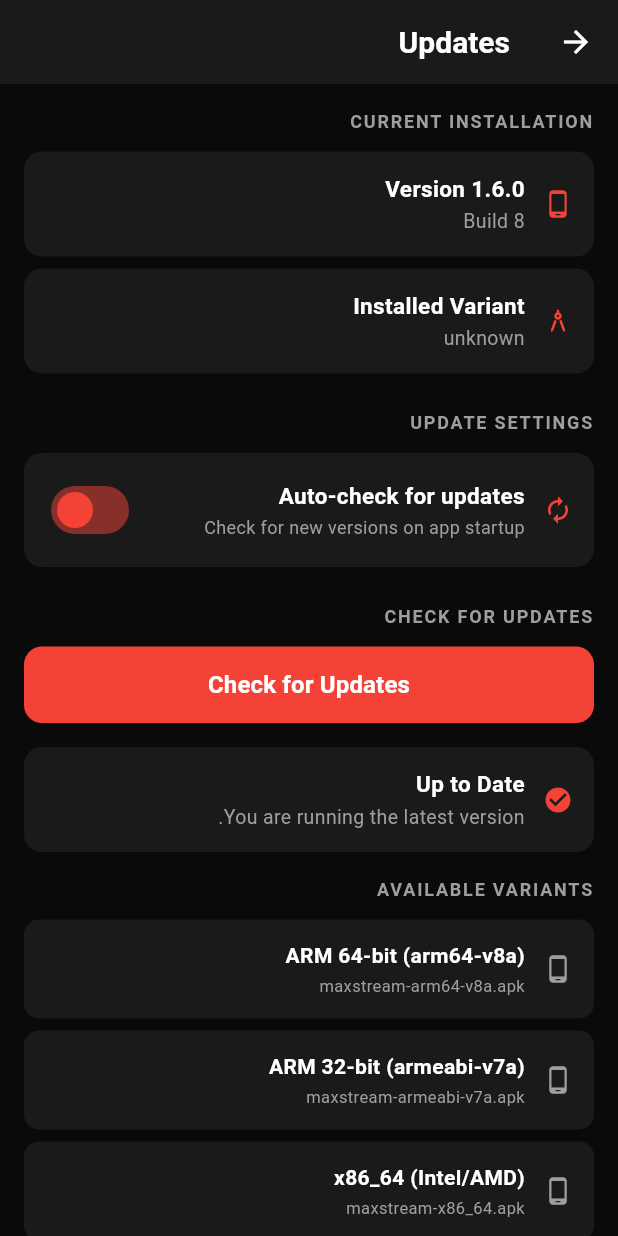
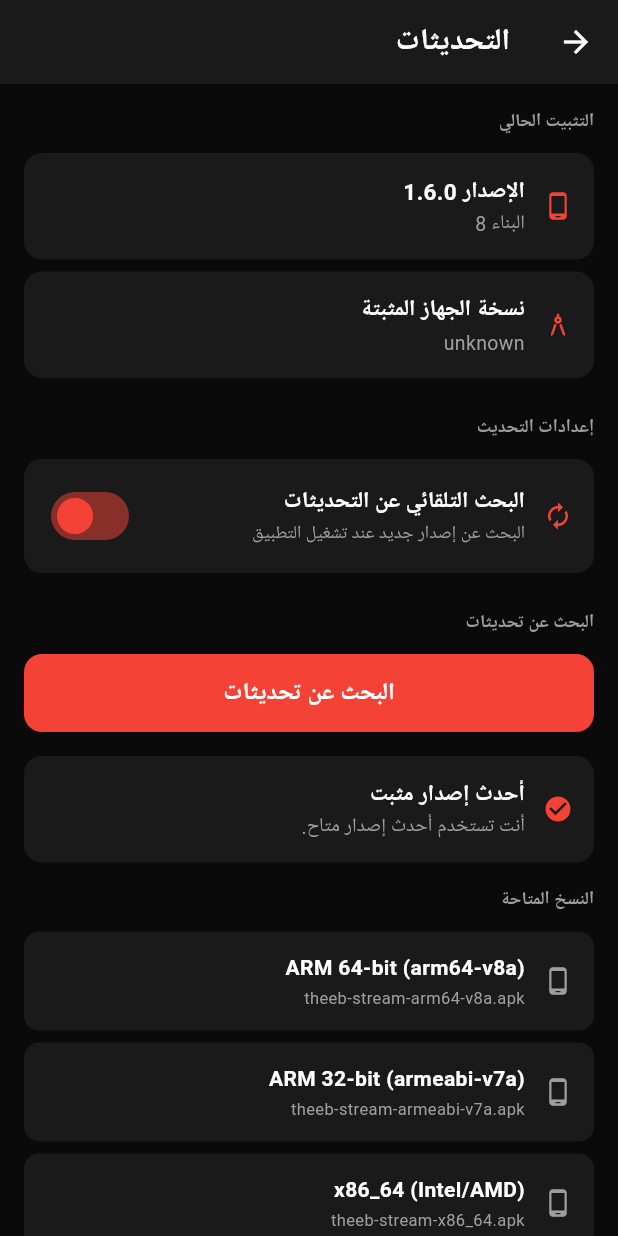
Before and after one commit to theeb1230-dot/theeb_stream, a Flutter app: the UpdatesScreen screen opened directly, on a phone screen of 412 x 824 dp. Run offline on Flutter 3.47's test engine with Material 3 defaults, Android fonts, the phone set to English and light mode, and no system bars; our stand-ins replace cached_network_image, dio, firebase_auth, firebase_core, firebase_crashlytics, firebase_database and 13 more; missing offline and left inert: dart:ui_web, fvp; accounts and stored records are empty; network calls fail.

Commit message:
fix: use Theeb Stream release assets and Arabic update UI

```diff
--- a/lib/screens/updates_screen.dart
+++ b/lib/screens/updates_screen.dart
@@ -23,9 +23,9 @@
 
   // APK variant names matching GitHub release assets
   static const Map<String, String> variantNames = {
-    'arm64-v8a': 'maxstream-arm64-v8a.apk',
-    'armeabi-v7a': 'maxstream-armeabi-v7a.apk',
-    'x86_64': 'maxstream-x86_64.apk',
+    'arm64-v8a': 'theeb-stream-arm64-v8a.apk',
+    'armeabi-v7a': 'theeb-stream-armeabi-v7a.apk',
+    'x86_64': 'theeb-stream-x86_64.apk',
   };
 
   static const Map<String, String> variantLabels = {
@@ -116,7 +116,7 @@
       appBar: AppBar(
         backgroundColor: const Color(0xFF1A1A1A),
         title: const Text(
-          'Updates',
+          'التحديثات',
           style: TextStyle(color: Colors.white, fontWeight: FontWeight.bold),
         ),
       ),
@@ -126,35 +126,35 @@
           crossAxisAlignment: CrossAxisAlignment.start,
           children: [
             // Current version card
-            _buildSectionTitle('Current Installation'),
+            _buildSectionTitle('التثبيت الحالي'),
             const SizedBox(height: 12),
             _buildInfoCard(
               icon: Icons.phone_android,
-              title: 'Version $_currentVersion',
-              subtitle: 'Build $_currentBuild',
+              title: 'الإصدار $_currentVersion',
+              subtitle: 'البناء $_currentBuild',
             ),
             const SizedBox(height: 8),
             _buildInfoCard(
               icon: Icons.architecture,
-              title: 'Installed Variant',
+              title: 'نسخة الجهاز المثبتة',
               subtitle: variantLabels[_installedVariant] ?? _installedVariant,
             ),
             const SizedBox(height: 24),
 
             // Auto-check toggle
-            _buildSectionTitle('Update Settings'),
+            _buildSectionTitle('إعدادات التحديث'),
             const SizedBox(height: 12),
             _buildToggleCard(
               icon: Icons.autorenew,
-              title: 'Auto-check for updates',
-              subtitle: 'Check for new versions on app startup',
+              title: 'البحث التلقائي عن التحديثات',
+              subtitle: 'البحث عن إصدار جديد عند تشغيل التطبيق',
               value: _autoCheckEnabled,
               onChanged: _toggleAutoCheck,
             ),
             const SizedBox(height: 24),
 
             // Check for updates
-            _buildSectionTitle('Check for Updates'),
+            _buildSectionTitle('البحث عن تحديثات'),
             const SizedBox(height: 12),
             SizedBox(
               width: double.infinity,
@@ -178,7 +178,7 @@
                         ),
                       )
                     : const Text(
-                        'Check for Updates',
+                        'البحث عن تحديثات',
                         style: TextStyle(fontSize: 16, fontWeight: FontWeight.w600),
                       ),
               ),
@@ -192,14 +192,14 @@
             ] else if (!_checking && _availableUpdate == null) ...[
               _buildInfoCard(
                 icon: Icons.check_circle,
-                title: 'Up to Date',
-                subtitle: 'You are running the latest version.',
+                title: 'أحدث إصدار مثبت',
+                subtitle: 'أنت تستخدم أحدث إصدار متاح.',
               ),
               const SizedBox(height: 16),
             ],
 
             // All available variants
-            _buildSectionTitle('Available Variants'),
+            _buildSectionTitle('النسخ المتاحة'),
             const SizedBox(height: 12),
             ...variantNames.entries.map((entry) {
               final isInstalled = _installedVariant.contains(entry.key);
@@ -220,11 +220,11 @@
   }
 
   String _getVariantDownloadUrl(String baseDownloadUrl, String variantFilename) {
-    // GitHub release URL pattern:
-    // https://github.com/chila254/maxstream/releases/download/v1.6.0/maxstream-arm64-v8a.apk
-    // The base URL points to the release tag; we construct the variant URL from the tag
-    final tag = baseDownloadUrl.split('/releases/download/').last.split('/').first;
-    return 'https://github.com/chila254/maxstream/releases/download/$tag/$variantFilename';
+    final uri = Uri.tryParse(baseDownloadUrl);
+    if (uri == null || uri.pathSegments.length < 2) return baseDownloadUrl;
+    final segments = [...uri.pathSegments];
+    segments[segments.length - 1] = variantFilename;
+    return uri.replace(pathSegments: segments).toString();
   }
 
   Widget _buildSectionTitle(String title) {
@@ -345,7 +345,7 @@
               const Icon(Icons.system_update, color: Colors.red, size: 22),
               const SizedBox(width: 10),
               Text(
-                'Update Available: v${update.version}',
+                'يتوفر تحديث: v${update.version}',
                 style: const TextStyle(
                   color: Colors.white,
                   fontSize: 16,
@@ -379,7 +379,7 @@
                 ),
               ),
               child: Text(
-                'Download ${variantLabels[_deviceArch] ?? _deviceArch}',
+                'تنزيل ${variantLabels[_deviceArch] ?? _deviceArch}',
                 style: const TextStyle(fontWeight: FontWeight.w600),
               ),
             ),
@@ -438,7 +438,7 @@
                 borderRadius: BorderRadius.circular(6),
               ),
               child: const Text(
-                'Installed',
+                'مثبت',
                 style: TextStyle(color: Colors.green, fontSize: 11, fontWeight: FontWeight.w600),
               ),
             )
```
